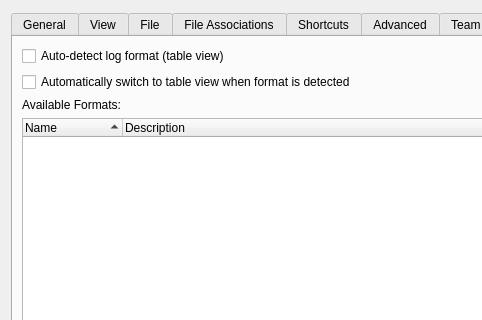
Above: src/ui/include/optionsdialog.ui from 64x-lunicorn/LogSquirl before the change; both pictures show x 0 to 482 and y 0 to 320 of the 704 by 817 pixel window. Below: the same form after it.
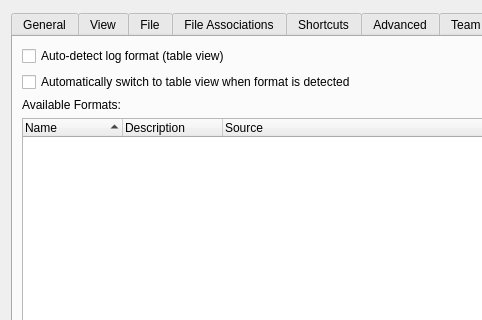
That is the form after the change. The open tabs and pages were chosen to show the change.

Commit message: Column Layout, Sort Order, Field Terms and Matches Only in the Table View, plugin Log Formats, background Conversion, thread-safe open_file, re-recognition of growing files, and the PGO decision (#792, #797, #798, #793, #795, #796, #794, #682, #730) (#800)

Diff of the .ui file:
```diff
--- a/src/ui/include/optionsdialog.ui
+++ b/src/ui/include/optionsdialog.ui
@@ -1505,6 +1505,11 @@
            <string>Description</string>
           </property>
          </column>
+         <column>
+          <property name="text">
+           <string>Source</string>
+          </property>
+         </column>
         </widget>
        </item>
        <item>
```
The commit also changes 136 other files.
